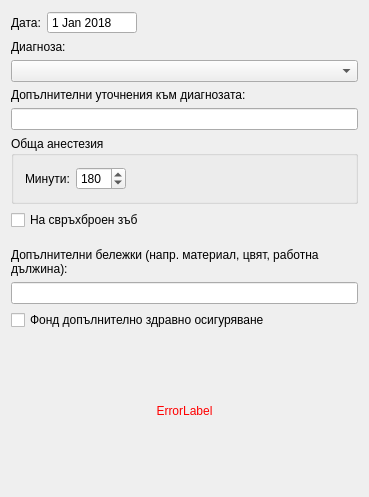
First picture: the form in src/View/SubWidgets/ProcedureInput.ui, repository thefinalcutbg/DinoDent, before the edit.
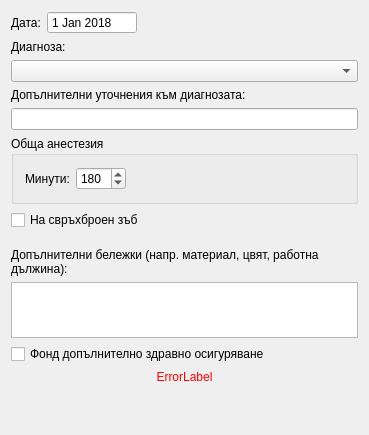
Second picture: the form after the edit. Custom widgets are drawn as their Qt base class.

```diff
--- a/src/View/SubWidgets/ProcedureInput.ui
+++ b/src/View/SubWidgets/ProcedureInput.ui
@@ -7,7 +7,7 @@
     <x>0</x>
     <y>0</y>
     <width>369</width>
-    <height>497</height>
+    <height>435</height>
    </rect>
   </property>
   <property name="sizePolicy">
@@ -196,7 +196,20 @@
     </widget>
    </item>
    <item>
-    <widget class="QLineEdit" name="notesEdit"/>
+    <widget class="QPlainTextEdit" name="notesEdit">
+     <property name="sizePolicy">
+      <sizepolicy hsizetype="Preferred" vsizetype="Preferred">
+       <horstretch>0</horstretch>
+       <verstretch>0</verstretch>
+      </sizepolicy>
+     </property>
+     <property name="maximumSize">
+      <size>
+       <width>16777215</width>
+       <height>56</height>
+      </size>
+     </property>
+    </widget>
    </item>
    <item>
     <widget class="QCheckBox" name="PHIFcheckbox">
```
